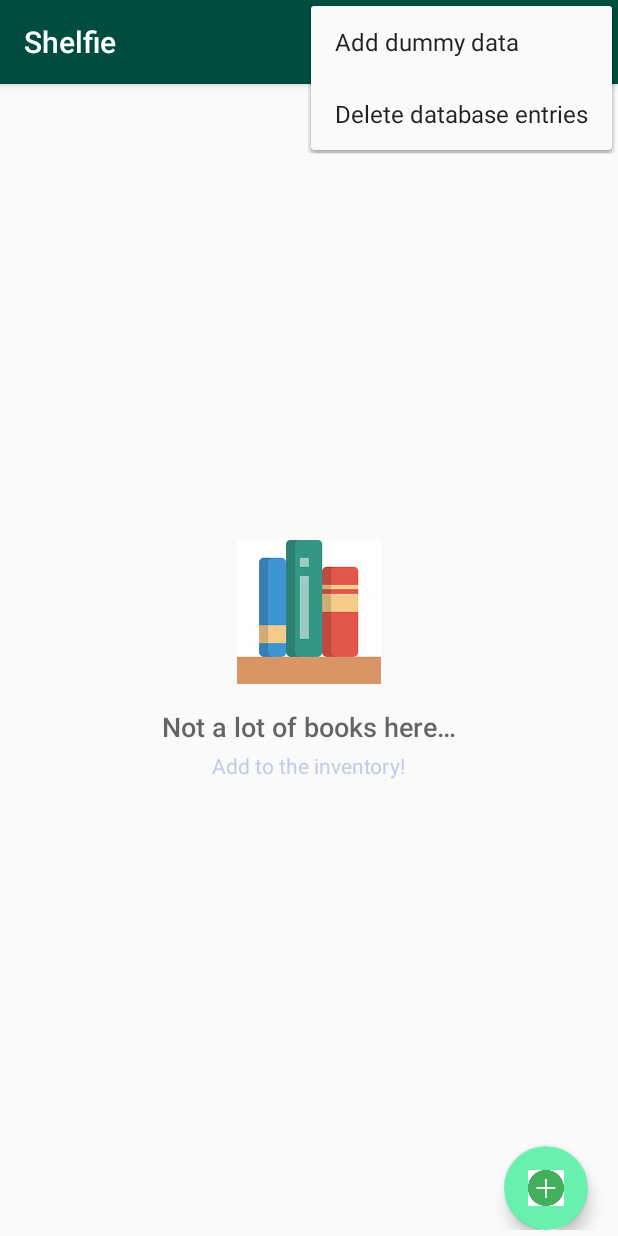
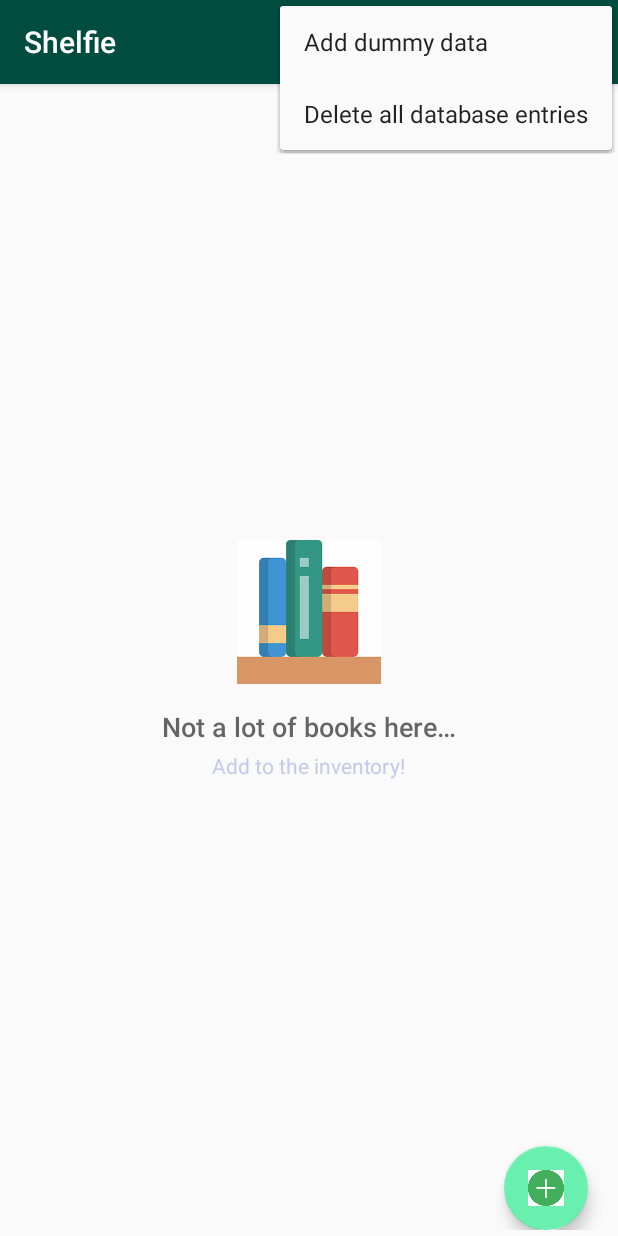
Before and after one commit to sskreber/Shelfie, an Android app: the screen it shows after launch (ShelfActivity), with the options menu open, on a phone screen of 412 x 824 dp. Run offline under Robolectric (Android 15) with nearby library versions, the phone set to English and light mode, and no system bars; libraries missing offline, so code that uses them is left out: com.facebook.stetho; 1 statement that could not run was skipped.

Commit message:
feat(ShelfActivity): delete all database entries changed to use ContentResolver

```diff
--- a/app/src/main/res/values/strings.xml
+++ b/app/src/main/res/values/strings.xml
@@ -3,7 +3,7 @@
     <string name="app_name">Shelfie</string>
 
     <string name="action_insert_dummy_data">Add dummy data</string>
-    <string name="action_delete_all_entries">Delete database entries</string>
+    <string name="action_delete_all_entries">Delete all database entries</string>
     <string name="editing_activity_add_new_book">Add a book</string>
     <string name="editing_activity_edit_existing_new_book">Edit book</string>
 
@@ -59,6 +59,7 @@
     <string name="editor_delete_book_successful">Book entry successfully deleted</string>
     <string name="editor_delete_book_failed">Error deleting book entry</string>
     <string name="delete_dialog_msg">Delete book from inventory?</string>
+    <string name="editor_delete_all_entries_successful">Database deletion successful</string>
     <string name="delete">Delete</string>
     <string name="cancel">Cancel</string>
 
```
Also changed, not shown: app/src/main/java/com/example/android/shelfie/ShelfActivity.java (+10 -7 lines).
